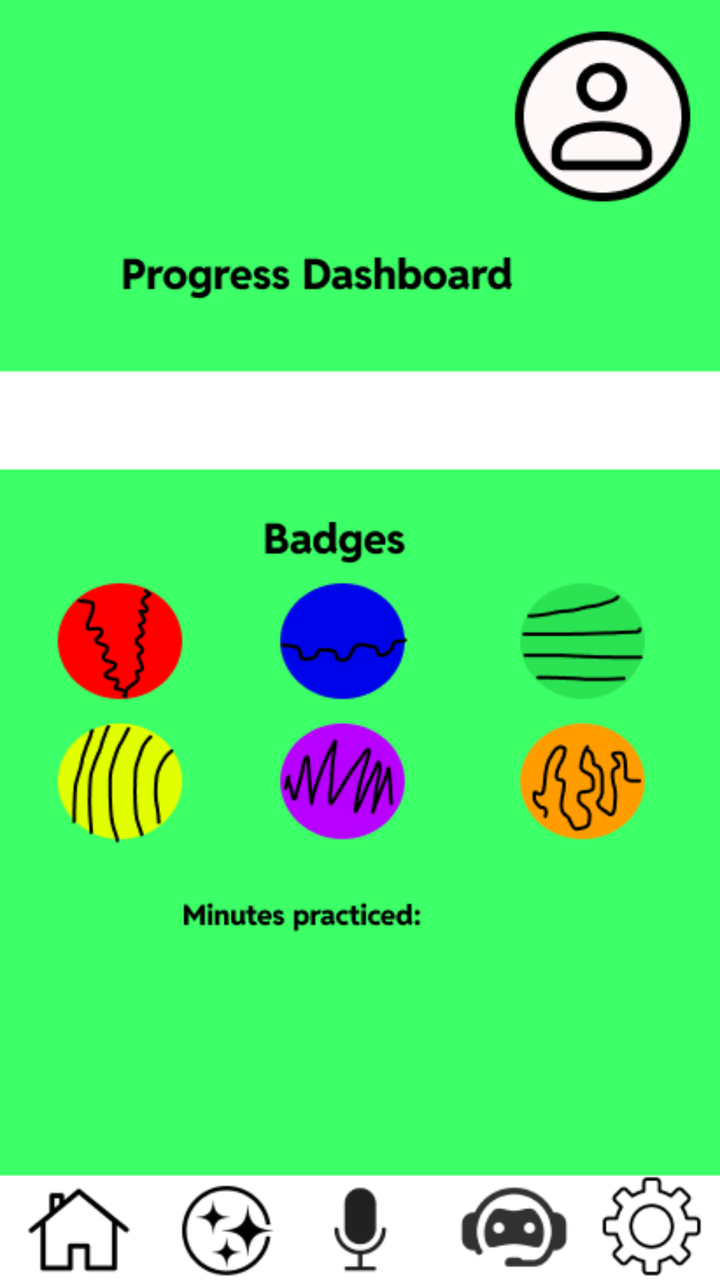
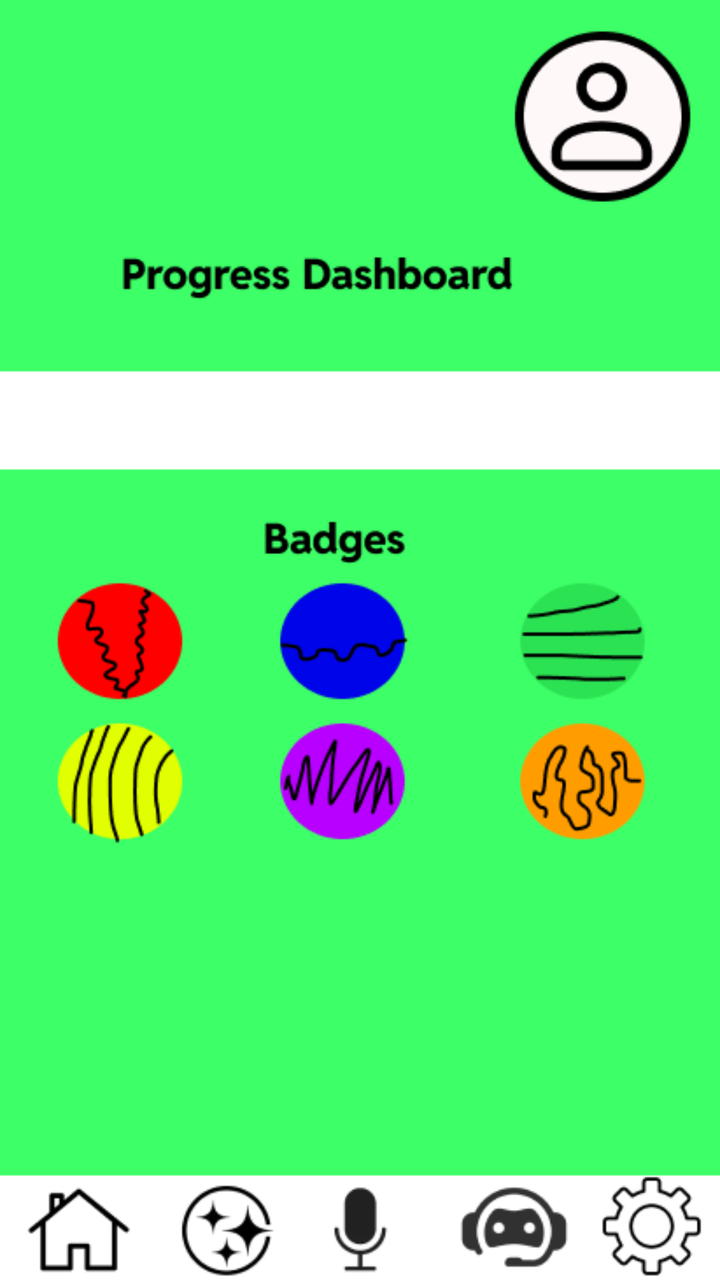

The first picture is an Android layout as it rendered before a commit; the second is the same layout after the commit. The layout source and the unified diff follow.
<!-- AndroidManifest.xml: application theme Theme.LangFusion -->
<!-- res/layout/progress_dashboard_screen.xml -->
<?xml version="1.0" encoding="utf-8"?>
<RelativeLayout xmlns:android="http://schemas.android.com/apk/res/android"
    android:layout_width="match_parent"
    android:layout_height="match_parent">

    <ImageView
        android:id="@+id/home_image"
        android:layout_width="match_parent"
        android:layout_height="match_parent"
        android:scaleType="centerCrop"
        android:src="@drawable/progressdashboard"
        android:contentDescription="@drawable/progressdashboard"
        />

</RelativeLayout>
<!-- resources referenced by this layout -->
<resources>
  <!-- drawable progressdashboard: png bitmap (drawable, 30033 bytes) -->
  <style name="Theme.LangFusion" parent="android:Theme.Material.Light.NoActionBar" />
</resources>

<!-- the commit's change to res/layout/progress_dashboard_screen.xml (unified diff, before → after) -->
@@ -8,8 +8,8 @@
         android:layout_width="match_parent"
         android:layout_height="match_parent"
         android:scaleType="centerCrop"
-        android:src="@drawable/progressdashboard"
-        android:contentDescription="@drawable/progressdashboard"
+        android:src="@drawable/progress_dashboard"
+        android:contentDescription="@drawable/progress_dashboard"
         />
 
 </RelativeLayout>
<!-- resource entries referenced after the edit -->
@@ -1,6 +1,6 @@
 <!-- resources referenced by this layout -->
 <resources>
-  <!-- drawable progressdashboard: png bitmap (drawable, 30033 bytes) -->
+  <!-- drawable progress_dashboard: png bitmap (drawable, 35269 bytes) -->
   <style name="Theme.LangFusion" parent="android:Theme.Material.Light.NoActionBar" />
 </resources>
 
